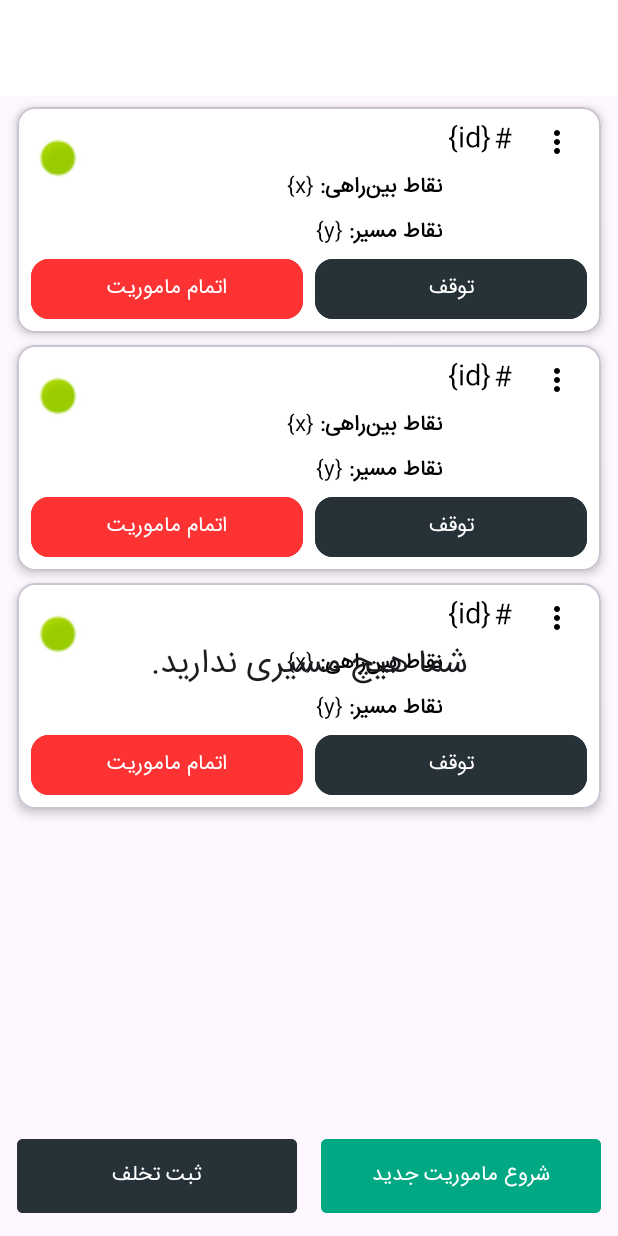
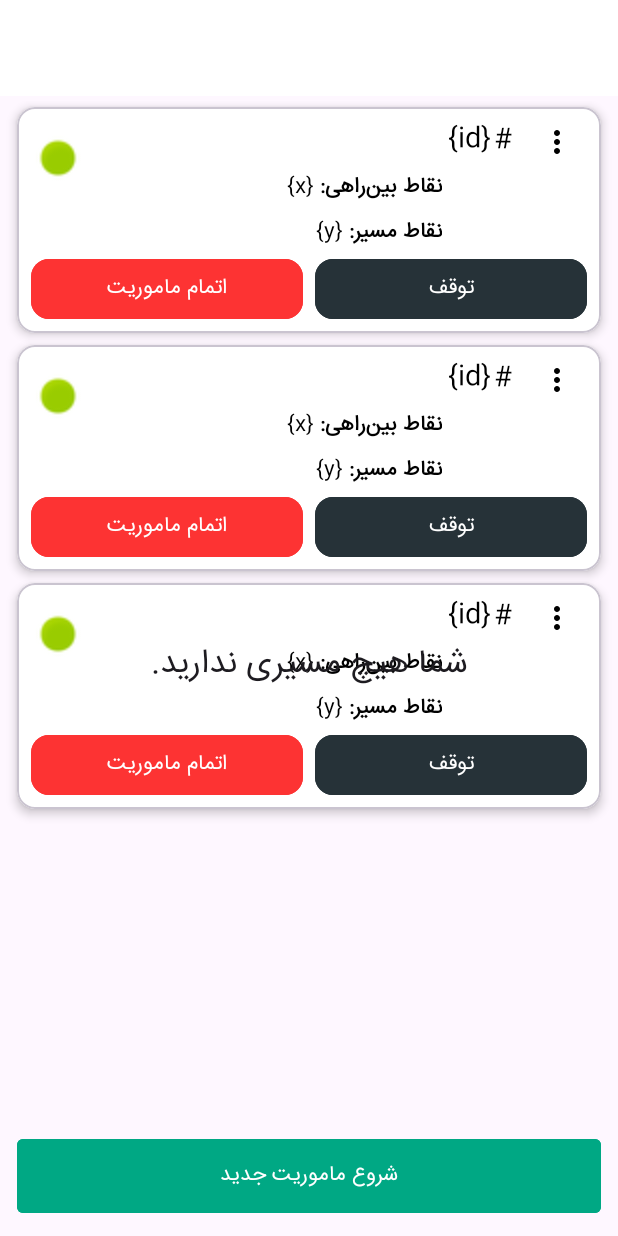
Before and after one commit to mahdikch/faraZaman, an Android app: the layout trackmanager.xml on its own in the app's theme, with its tools: preview values and no code run, on a phone screen of 412 x 824 dp. Run offline under Robolectric (Android 15) with nearby library versions, the phone set to English and light mode, and no system bars.

```diff
--- a/app/src/main/res/layout/trackmanager.xml
+++ b/app/src/main/res/layout/trackmanager.xml
@@ -55,8 +55,7 @@
 	android:weightSum="2">
 	<com.google.android.material.button.MaterialButton
 		android:id="@+id/start_track"
-		android:layout_width="0dp"
-		android:layout_weight="1"
+		android:layout_width="match_parent"
 		android:layout_height="wrap_content"
 		android:text="شروع ماموریت جدید"
 		app:cornerRadius="4dp"
@@ -65,18 +64,7 @@
 		android:textColor="#FFFFFF"
 		android:fontFamily="@font/iran_sans"
 		android:padding="12dp" />
-	<com.google.android.material.button.MaterialButton
-		android:id="@+id/submit_violation"
-		android:layout_width="0dp"
-		android:layout_weight="1"
-		android:layout_height="wrap_content"
-		android:text="ثبت تخلف"
-		app:cornerRadius="4dp"
-		android:backgroundTint="#263238"
-		android:layout_margin="8dp"
-		android:textColor="#FFFFFF"
-		android:fontFamily="@font/iran_sans"
-		android:padding="12dp" />
+
 </LinearLayout>
 
 	</androidx.coordinatorlayout.widget.CoordinatorLayout>
```
Also changed, not shown: app/src/main/java/net/osmtracker/activity/TrackManager.java (+16 -16 lines).
